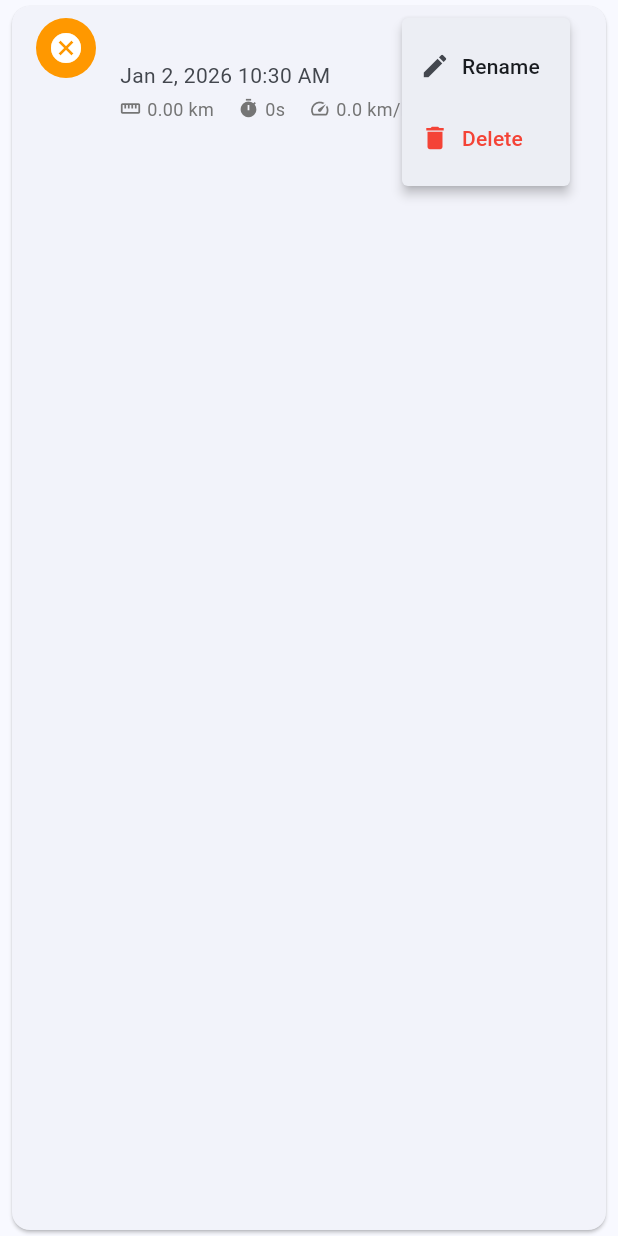
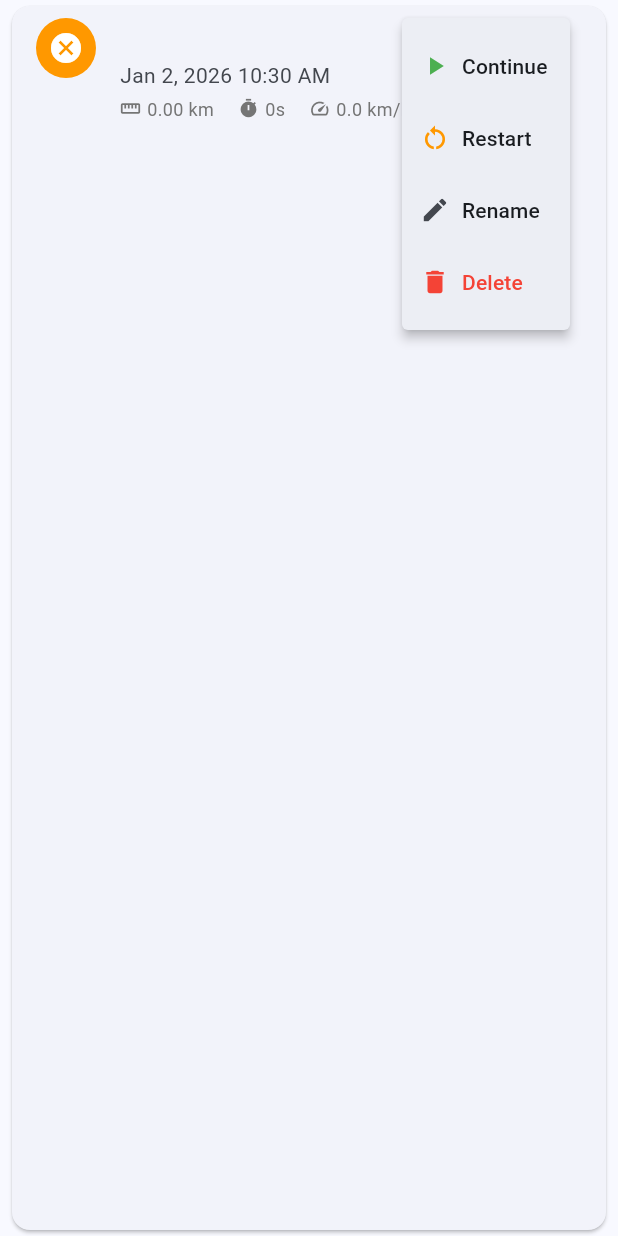
Before and after one commit to jackxuhong/free_ride, a Flutter app: the _RideHistoryCard widget shown alone on an empty page, opened directly with empty values, after a tap on the "more vert" icon, on a phone screen of 412 x 824 dp. Run offline on Flutter 3.47's test engine with Material 3 defaults, Android fonts, the light colour scheme and no system bars; our stand-ins replace flutter_dotenv, flutter_map, geocoding, geolocator, hive, hive_flutter and 1 more; accounts and stored records are empty.

Commit message:
Add auto-save for cancelled rides and implement continue/restart functionality in history screen

```diff
--- a/lib/providers/ride_provider.dart
+++ b/lib/providers/ride_provider.dart
@@ -133,6 +133,10 @@ class RideProvider with ChangeNotifier {
     _simulationTimer?.cancel();
 
     final summary = _generateSummary(completed: false, cancellationReason: 'user_cancelled');
+
+    // Auto-save cancelled ride to history
+    _autoSaveRide(summary);
+
     _resetMetrics();
 
     notifyListeners();
--- a/lib/screens/history_screen.dart
+++ b/lib/screens/history_screen.dart
@@ -1,8 +1,12 @@
 import 'package:flutter/material.dart';
 import 'package:intl/intl.dart';
+import 'package:provider/provider.dart';
 import 'package:free_ride/services/route_storage_service.dart';
 import 'package:free_ride/models/ride_summary.dart';
 import 'package:free_ride/screens/summary_screen.dart';
+import 'package:free_ride/screens/simulation_screen.dart';
+import 'package:free_ride/providers/route_provider.dart';
+import 'package:free_ride/providers/ride_provider.dart';
 
 class HistoryScreen extends StatefulWidget {
   const HistoryScreen({super.key});
@@ -126,6 +130,40 @@ class _HistoryScreenState extends State<HistoryScreen> {
     }
   }
 
+  Future<void> _continueRide(RideSummary summary) async {
+    // Load the route and continue from where it was left off
+    final route = _storageService.getRouteById(summary.routeId);
+
+    if (route == null) {
+      if (mounted) {
+        ScaffoldMessenger.of(context).showSnackBar(
+          const SnackBar(content: Text('Route no longer available')),
+        );
+      }
+      return;
+    }
+
+    if (mounted) {
+      // Import required providers
+      final routeProvider = context.read<RouteProvider>();
+      final rideProvider = context.read<RideProvider>();
+
+      routeProvider.setCurrentRoute(route);
+      rideProvider.initializeRide(route);
+
+      Navigator.of(context).push(
+        MaterialPageRoute(
+          builder: (context) => SimulationScreen(),
+        ),
+      );
+    }
+  }
+
+  Future<void> _restartRide(RideSummary summary) async {
+    // Same as continue for now - restart from beginning
+    _continueRide(summary);
+  }
+
   @override
   Widget build(BuildContext context) {
     return Scaffold(
@@ -169,6 +207,8 @@ class _HistoryScreenState extends State<HistoryScreen> {
                       },
                       onDelete: () => _deleteRide(summary),
                       onRename: () => _renameRide(summary),
+                      onContinue: () => _continueRide(summary),
+                      onRestart: () => _restartRide(summary),
                     );
                   },
                 ),
@@ -181,12 +221,16 @@ class _RideHistoryCard extends StatelessWidget {
   final VoidCallback onTap;
   final VoidCallback onDelete;
   final VoidCallback onRename;
+  final VoidCallback onContinue;
+  final VoidCallback onRestart;
 
   const _RideHistoryCard({
     required this.summary,
     required this.onTap,
     required this.onDelete,
     required this.onRename,
+    required this.onContinue,
+    required this.onRestart,
   });
 
   @override
@@ -243,9 +287,45 @@ class _RideHistoryCard extends StatelessWidget {
               onRename();
             } else if (value == 'delete') {
               onDelete();
+            } else if (value == 'continue') {
+              onContinue();
+            } else if (value == 'restart') {
+              onRestart();
             }
           },
           itemBuilder: (context) => [
+            if (!summary.completed) ...[
+              const PopupMenuItem(
+                value: 'continue',
+                child: Row(
+                  children: [
+                    Icon(Icons.play_arrow, size: 20, color: Colors.green),
+                    SizedBox(width: 8),
+                    Text('Continue'),
+                  ],
+                ),
+              ),
+              const PopupMenuItem(
+                value: 'restart',
+                child: Row(
+                  children: [
+                    Icon(Icons.restart_alt, size: 20, color: Colors.orange),
+                    SizedBox(width: 8),
+                    Text('Restart'),
+                  ],
+                ),
+              ),
+            ] else
+              const PopupMenuItem(
+                value: 'restart',
+                child: Row(
+                  children: [
+                    Icon(Icons.restart_alt, size: 20, color: Colors.orange),
+                    SizedBox(width: 8),
+                    Text('Repeat'),
+                  ],
+                ),
+              ),
             const PopupMenuItem(
               value: 'rename',
               child: Row(
```
